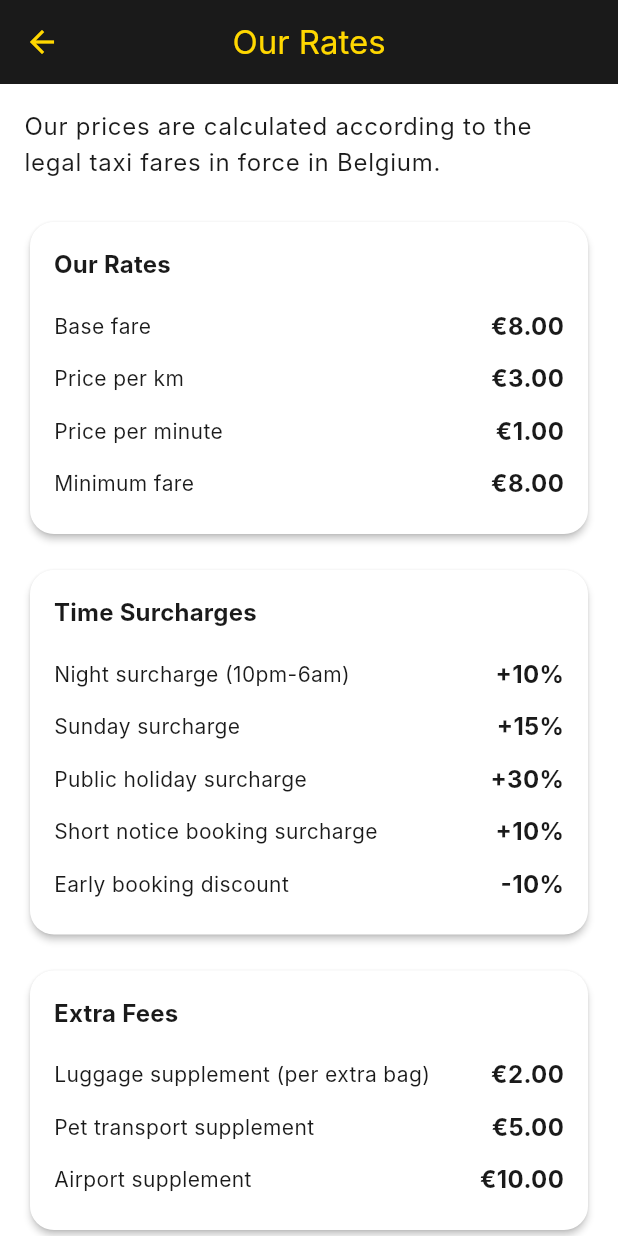
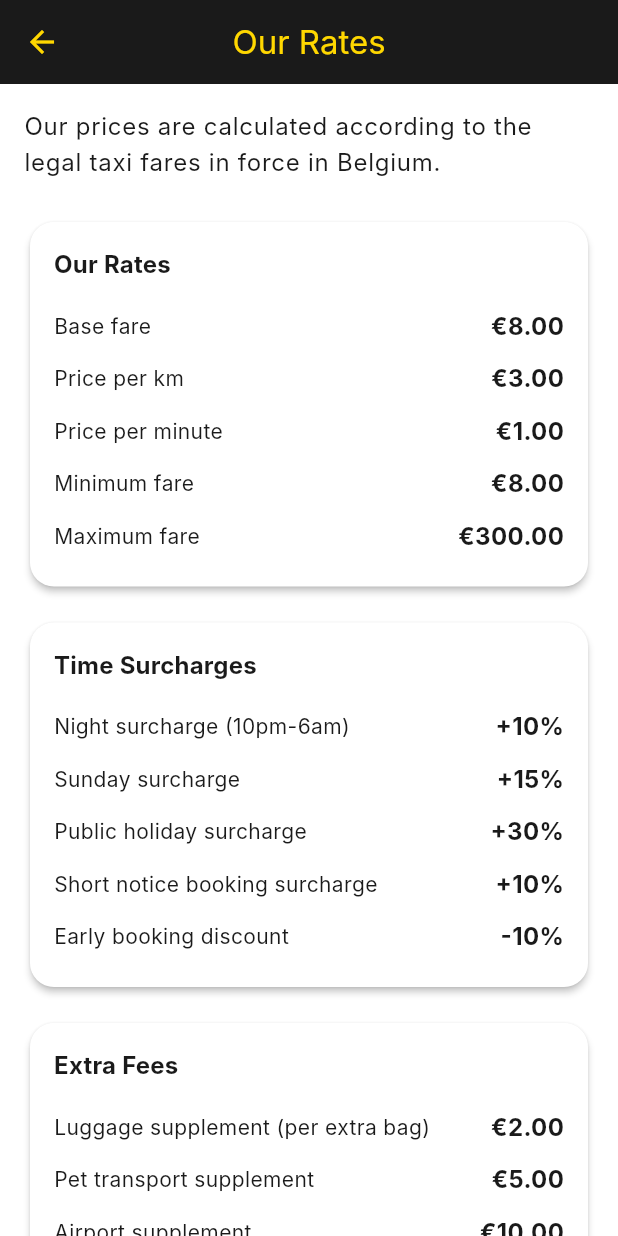
Before and after one commit to padania8/CabsyApp, a Flutter app: the MoreScreen screen opened directly, after a tap on "Our Rates", on a phone screen of 412 x 824 dp. Run offline on Flutter 3.47's test engine with Material 3 defaults, Android fonts, the phone set to English and light mode, and no system bars; Roboto replaces fonts that are missing (Inter).

Commit message:
feat: add €300 maximum fare cap
- Added maximumFare = 300.0 constant in booking_screen.dart
- Fare capped at €300 after all surcharges
- Added Maximum Fare tariff row in more_screen.dart
- Updated FAQ answer to mention €300 cap
- Added maximumFare localization key in all 5 languages (EN, FR, DE, NL, IT)
- Added abstract getter in app_localizations.dart

MD files updated: CHANGELOG.md

```diff
--- a/lib/l10n/app_localizations.dart
+++ b/lib/l10n/app_localizations.dart
@@ -172,6 +172,7 @@ abstract class AppLocalizations {
   String get perKm;
   String get perMinute;
   String get minimumFare;
+  String get maximumFare;
   String get nightSurcharge;
   String get sundaySurcharge;
   String get holidaySurcharge;
--- a/lib/l10n/app_localizations_de.dart
+++ b/lib/l10n/app_localizations_de.dart
@@ -288,6 +288,8 @@ class AppLocalizationsDe implements AppLocalizations {
   @override
   String get minimumFare => 'Mindestfahrpreis';
   @override
+  String get maximumFare => 'Höchstfahrpreis';
+  @override
   String get nightSurcharge => 'Nachtzuschlag (22-6 Uhr)';
   @override
   String get sundaySurcharge => 'Sonntagszuschlag';
--- a/lib/l10n/app_localizations_en.dart
+++ b/lib/l10n/app_localizations_en.dart
@@ -289,6 +289,8 @@ class AppLocalizationsEn implements AppLocalizations {
   @override
   String get minimumFare => 'Minimum fare';
   @override
+  String get maximumFare => 'Maximum fare';
+  @override
   String get nightSurcharge => 'Night surcharge (10pm-6am)';
   @override
   String get sundaySurcharge => 'Sunday surcharge';
--- a/lib/l10n/app_localizations_fr.dart
+++ b/lib/l10n/app_localizations_fr.dart
@@ -290,6 +290,8 @@ class AppLocalizationsFr implements AppLocalizations {
   @override
   String get minimumFare => 'Course minimum';
   @override
+  String get maximumFare => 'Course maximum';
+  @override
   String get nightSurcharge => 'Supplément nuit (22h-6h)';
   @override
   String get sundaySurcharge => 'Supplément dimanche';
--- a/lib/l10n/app_localizations_it.dart
+++ b/lib/l10n/app_localizations_it.dart
@@ -290,6 +290,8 @@ class AppLocalizationsIt implements AppLocalizations {
   @override
   String get minimumFare => 'Tariffa minima';
   @override
+  String get maximumFare => 'Tariffa massima';
+  @override
   String get nightSurcharge => 'Supplemento notturno (22h-6h)';
   @override
   String get sundaySurcharge => 'Supplemento domenicale';
--- a/lib/l10n/app_localizations_nl.dart
+++ b/lib/l10n/app_localizations_nl.dart
@@ -289,6 +289,8 @@ class AppLocalizationsNl implements AppLocalizations {
   @override
   String get minimumFare => 'Minimumtarief';
   @override
+  String get maximumFare => 'Maximumtarief';
+  @override
   String get nightSurcharge => 'Nachttoeslag (22u-6u)';
   @override
   String get sundaySurcharge => 'Zondagstoeslag';
--- a/lib/screens/booking_screen.dart
+++ b/lib/screens/booking_screen.dart
@@ -55,6 +55,7 @@ class _BookingScreenState extends State<BookingScreen> {
     const double pricePerKm = 3.0;
     const double pricePerMin = 1.0;
     const double minimumFare = 8.0;
+    const double maximumFare = 300.0;
     const double luggageFeePerItem = 2.0;
     const double petFeeAmount = 5.0;
     const double airportSurchargeAmount = 10.0;
@@ -89,6 +90,9 @@ class _BookingScreenState extends State<BookingScreen> {
 
     // Enforce minimum fare
     if (fare < minimumFare) fare = minimumFare;
+
+    // Enforce maximum fare cap
+    if (fare > maximumFare) fare = maximumFare;
 
     setState(() {
       _estimatedFare = fare;
--- a/lib/screens/more_screen.dart
+++ b/lib/screens/more_screen.dart
@@ -307,6 +307,7 @@ class MoreScreen extends StatelessWidget {
                           _TariffRow(label: l10n.perKm, value: '€3.00'),
                           _TariffRow(label: l10n.perMinute, value: '€1.00'),
                           _TariffRow(label: l10n.minimumFare, value: '€8.00'),
+                          _TariffRow(label: l10n.maximumFare, value: '€300.00'),
                         ],
                       ),
                     ),
@@ -543,7 +544,7 @@ class MoreScreen extends StatelessWidget {
                   const _FaqItem(
                     question: 'Is there a minimum fare?',
                     answer:
-                        'Yes, the minimum fare is €8.00. This covers short trips within the immediate Malmedy area.',
+                        'Yes, the minimum fare is €8.00. The maximum fare is capped at €300.00 per ride.',
                   ),
                   const _FaqItem(
                     question: 'Do you offer business/corporate services?',
```
Also changed, not shown: 1 other file.
